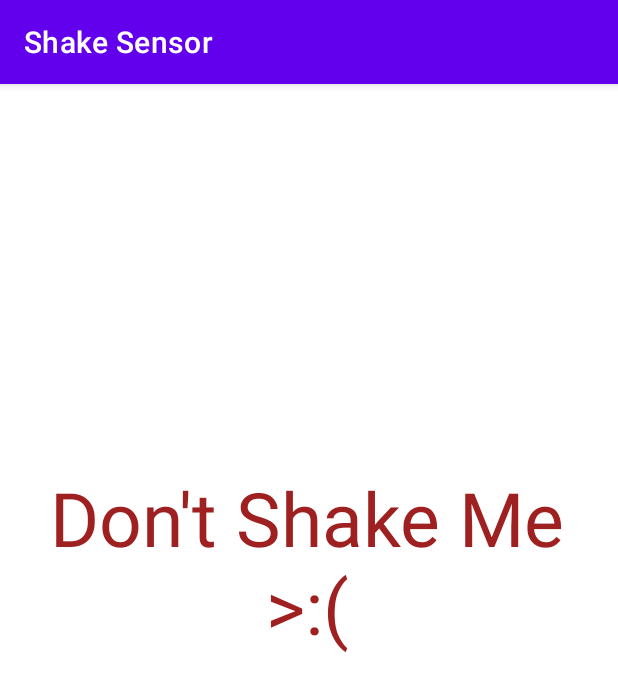
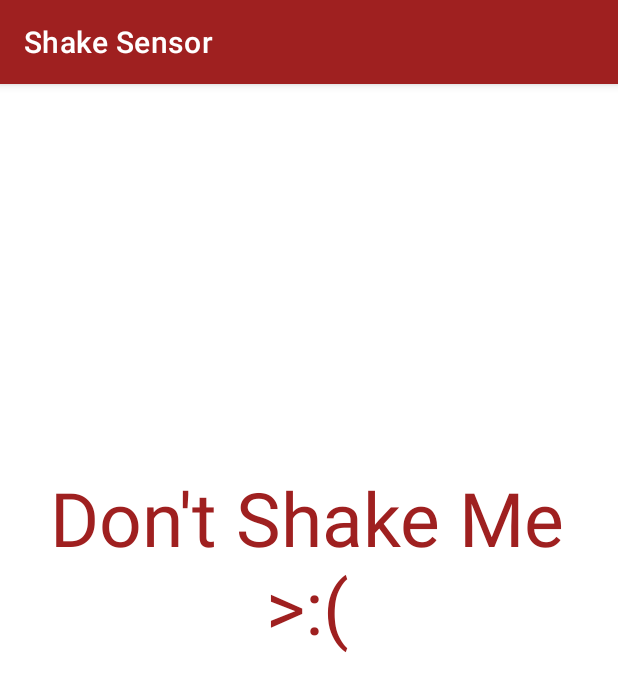
Before and after one commit to Waterfighter1/Shake_Sensor, an Android app: the screen it shows after launch (MainActivity), on a phone screen of 412 x 824 dp. Shown: the top 691 px of the screen. Run offline under Robolectric (Android 15) with nearby library versions, the phone set to English and light mode, and no system bars.

Commit message:
Color Chance

```diff
--- a/app/src/main/java/com/zybooks/shake_sensor/MainActivity.java
+++ b/app/src/main/java/com/zybooks/shake_sensor/MainActivity.java
@@ -21,7 +21,6 @@ public class MainActivity extends AppCompatActivity {
     protected void onCreate(Bundle savedInstanceState) {
         super.onCreate(savedInstanceState);
         setContentView(R.layout.activity_main);
-
 
         // Main Text
         TextView mainTxt = findViewById(R.id.txt_main);
--- a/app/src/main/res/values-night/themes.xml
+++ b/app/src/main/res/values-night/themes.xml
@@ -2,12 +2,12 @@
     <!-- Base application theme. -->
     <style name="Theme.Shake_Sensor" parent="Theme.MaterialComponents.DayNight.DarkActionBar">
         <!-- Primary brand color. -->
-        <item name="colorPrimary">@color/purple_200</item>
-        <item name="colorPrimaryVariant">@color/purple_700</item>
+        <item name="colorPrimary">@color/deep_red</item>
+        <item name="colorPrimaryVariant">@color/deep_red</item>
         <item name="colorOnPrimary">@color/black</item>
         <!-- Secondary brand color. -->
-        <item name="colorSecondary">@color/teal_200</item>
-        <item name="colorSecondaryVariant">@color/teal_200</item>
+        <item name="colorSecondary">@color/scarlet</item>
+        <item name="colorSecondaryVariant">@color/scarlet</item>
         <item name="colorOnSecondary">@color/black</item>
         <!-- Status bar color. -->
         <item name="android:statusBarColor">?attr/colorPrimaryVariant</item>
--- a/app/src/main/res/values/colors.xml
+++ b/app/src/main/res/values/colors.xml
@@ -7,4 +7,6 @@
     <color name="teal_700">#FF018786</color>
     <color name="black">#FF000000</color>
     <color name="white">#FFFFFFFF</color>
+    <color name="deep_red">#9F2020</color>
+    <color name="scarlet">#9F5320</color>
 </resources>
--- a/app/src/main/res/values/themes.xml
+++ b/app/src/main/res/values/themes.xml
@@ -2,12 +2,12 @@
     <!-- Base application theme. -->
     <style name="Theme.Shake_Sensor" parent="Theme.MaterialComponents.DayNight.DarkActionBar">
         <!-- Primary brand color. -->
-        <item name="colorPrimary">@color/purple_500</item>
-        <item name="colorPrimaryVariant">@color/purple_700</item>
+        <item name="colorPrimary">@color/deep_red</item>
+        <item name="colorPrimaryVariant">@color/deep_red</item>
         <item name="colorOnPrimary">@color/white</item>
         <!-- Secondary brand color. -->
-        <item name="colorSecondary">@color/teal_200</item>
-        <item name="colorSecondaryVariant">@color/teal_700</item>
+        <item name="colorSecondary">@color/scarlet</item>
+        <item name="colorSecondaryVariant">@color/scarlet</item>
         <item name="colorOnSecondary">@color/black</item>
         <!-- Status bar color. -->
         <item name="android:statusBarColor">?attr/colorPrimaryVariant</item>
```
